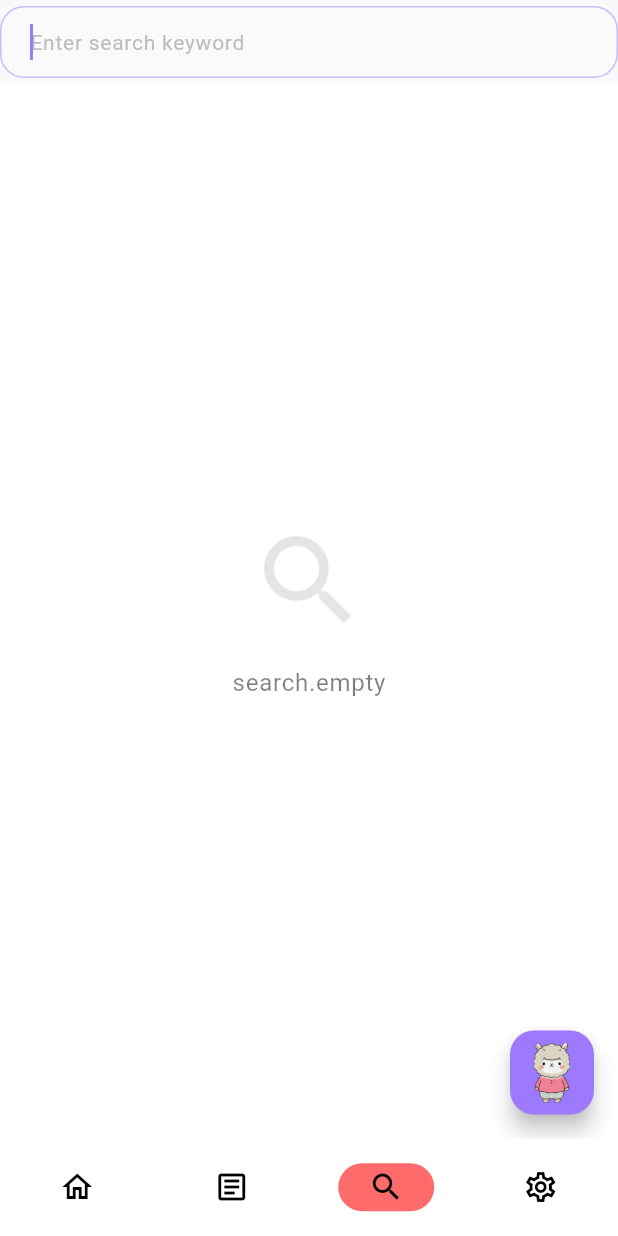
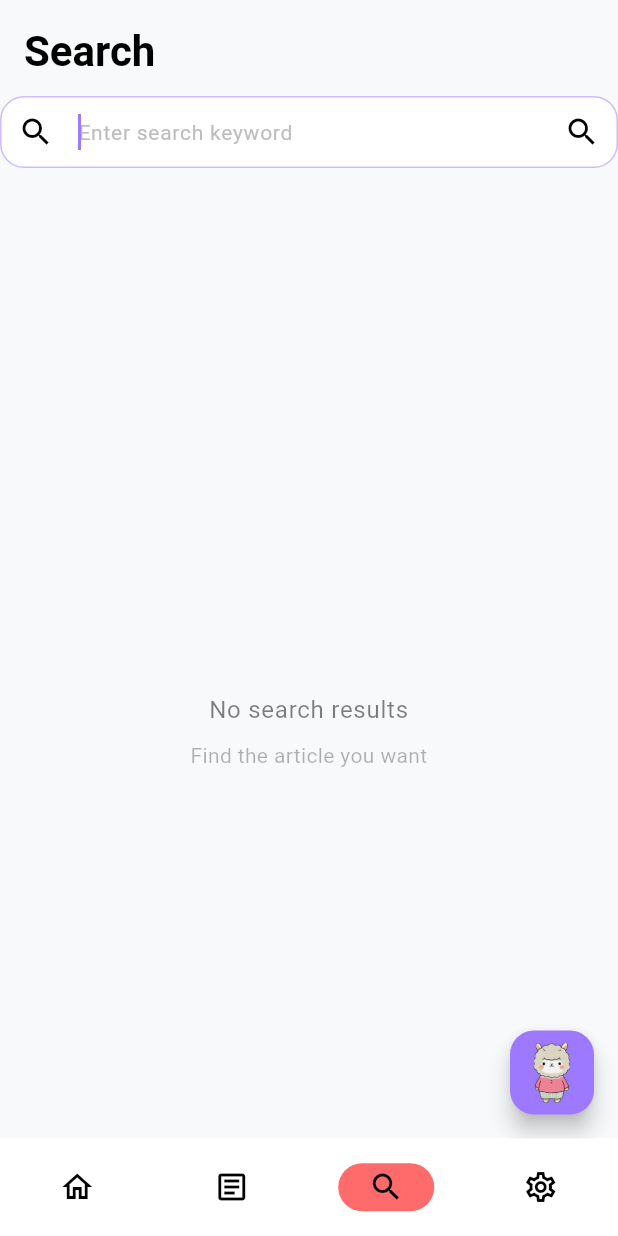
Before and after one commit to sendminder/pacapaca, a Flutter app: the HomePage screen opened by its route, after a tap on the "settings" icon, on a phone screen of 412 x 824 dp. Run offline on Flutter 3.47's test engine with Material 3 defaults, Android fonts, the phone set to English and light mode, and no system bars; our stand-ins replace dio, easy_localization, firebase_auth, firebase_core, flutter_dotenv, flutter_riverpod and 12 more; accounts and stored records are empty; generated files the repository leaves out were written again; network calls fail; Roboto replaces fonts that are missing (Pretendard); statements that could not run were skipped.

Commit message:
검색 기능 추가

```diff
--- a/assets/translations/en.json
+++ b/assets/translations/en.json
@@ -124,6 +124,8 @@
         "title": "Search",
         "hint": "Enter search keyword",
         "no_results": "No search results",
-        "error": "Failed to search: {}"
+        "error": "Failed to search: {}",
+        "empty": "No search results",
+        "empty_hint": "Find the article you want"
     }
 }
--- a/assets/translations/ko.json
+++ b/assets/translations/ko.json
@@ -124,7 +124,9 @@
     "search": {
         "title": "검색",
         "hint": "검색어를 입력하세요",
-        "no_results": "검색 결과가 없어요",
-        "error": "검색에 실패했어요: {}"
+        "empty": "검색어를 입력해주세요",
+        "empty_hint": "원하는 글을 찾아보세요",
+        "error": "검색에 실패했어요: {}",
+        "no_results": "검색 결과가 없어요"
     }
 }
--- a/lib/pages/search/search_page.dart
+++ b/lib/pages/search/search_page.dart
@@ -2,6 +2,8 @@ import 'package:flutter/material.dart';
 import 'package:flutter_riverpod/flutter_riverpod.dart';
 import 'package:easy_localization/easy_localization.dart';
 import 'package:go_router/go_router.dart';
+import 'package:pacapaca/providers/article_provider.dart';
+import 'package:pacapaca/pages/article/widgets/article_card.dart';
 
 class SearchPage extends ConsumerStatefulWidget {
   const SearchPage({super.key});
@@ -13,56 +15,148 @@ class SearchPage extends ConsumerStatefulWidget {
 class _SearchPageState extends ConsumerState<SearchPage> {
   final _searchController = TextEditingController();
   final _focusNode = FocusNode();
-  bool _isSearching = false;
+  final _scrollController = ScrollController();
+  String _currentQuery = '';
 
   @override
   void initState() {
     super.initState();
-    _focusNode.requestFocus(); // 페이지 진입시 자동으로 키보드 표시
+    _focusNode.requestFocus();
+    _scrollController.addListener(_onScroll);
+  }
+
+  void _onScroll() {
+    if (_scrollController.position.pixels >=
+        _scrollController.position.maxScrollExtent - 200) {
+      ref
+          .read(articleSearchProvider(_currentQuery).notifier)
+          .loadMore(_currentQuery);
+    }
+  }
+
+  void _onSearch(String query) {
+    if (query.trim().isEmpty) return;
+    setState(() {
+      _currentQuery = query.trim();
+    });
+    _focusNode.unfocus();
   }
 
   @override
   Widget build(BuildContext context) {
+    final searchResults = ref.watch(articleSearchProvider(_currentQuery));
+
     return Scaffold(
       appBar: AppBar(
         titleSpacing: 0,
-        title: TextField(
+        automaticallyImplyLeading: false,
+        toolbarHeight: 120,
+        title: Column(
+          crossAxisAlignment: CrossAxisAlignment.start,
+          children: [
+            Padding(
+              padding: const EdgeInsets.only(left: 16, top: 8, bottom: 12),
+              child: Text(
+                'search.title'.tr(),
+                style: Theme.of(context).textTheme.headlineMedium?.copyWith(
+                      fontWeight: FontWeight.bold,
+                    ),
+              ),
+            ),
+            TextField(
               controller: _searchController,
               focusNode: _focusNode,
+              textInputAction: TextInputAction.search,
+              style: const TextStyle(fontSize: 16),
               decoration: InputDecoration(
                 hintText: 'search.hint'.tr(),
-            border: InputBorder.none,
-            contentPadding: const EdgeInsets.symmetric(horizontal: 16),
-            suffixIcon: _searchController.text.isNotEmpty
-                ? IconButton(
+                filled: true,
+                fillColor: Theme.of(context).colorScheme.surface,
+                border: OutlineInputBorder(
+                  borderRadius: BorderRadius.circular(12),
+                  borderSide: BorderSide.none,
+                ),
+                contentPadding: const EdgeInsets.symmetric(
+                  horizontal: 16,
+                  vertical: 12,
+                ),
+                prefixIcon: const Icon(Icons.search),
+                suffixIcon: Row(
+                  mainAxisSize: MainAxisSize.min,
+                  children: [
+                    if (_searchController.text.isNotEmpty)
+                      IconButton(
                         icon: const Icon(Icons.clear),
                         onPressed: () {
                           _searchController.clear();
                           setState(() {
-                        _isSearching = false;
+                            _currentQuery = '';
                           });
                         },
-                  )
-                : null,
                       ),
-          onSubmitted: (value) {
-            if (value.isNotEmpty) {
-              setState(() {
-                _isSearching = true;
-              });
-              // TODO: 검색 기능 구현
-            }
-          },
+                    IconButton(
+                      icon: const Icon(Icons.search),
+                      onPressed: () => _onSearch(_searchController.text),
+                    ),
+                  ],
                 ),
               ),
-      body: _isSearching
-          ? const Center(child: Text('검색 결과 구현 예정'))
-          : Center(
+              onSubmitted: _onSearch,
+            ),
+          ],
+        ),
+      ),
+      backgroundColor: Theme.of(context).colorScheme.background,
+      body: searchResults.when(
+        data: (articles) {
+          if (_currentQuery.isEmpty) {
+            return Center(
+              child: Padding(
+                padding: const EdgeInsets.symmetric(horizontal: 32),
                 child: Column(
                   mainAxisAlignment: MainAxisAlignment.center,
                   children: [
                     Icon(
                       Icons.search,
+                      size: 80,
+                      color:
+                          Theme.of(context).colorScheme.surface.withAlpha(10),
+                    ),
+                    const SizedBox(height: 16),
+                    Text(
+                      'search.empty'.tr(),
+                      textAlign: TextAlign.center,
+                      style: Theme.of(context).textTheme.bodyLarge?.copyWith(
+                            color: Theme.of(context)
+                                .colorScheme
+                                .onBackground
+                                .withOpacity(0.5),
+                          ),
+                    ),
+                    const SizedBox(height: 8),
+                    Text(
+                      'search.empty_hint'.tr(),
+                      textAlign: TextAlign.center,
+                      style: Theme.of(context).textTheme.bodyMedium?.copyWith(
+                            color: Theme.of(context)
+                                .colorScheme
+                                .onBackground
+                                .withOpacity(0.3),
+                          ),
+                    ),
+                  ],
+                ),
+              ),
+            );
+          }
+
+          if (articles == null || articles.isEmpty) {
+            return Center(
+              child: Column(
+                mainAxisAlignment: MainAxisAlignment.center,
+                children: [
+                  Icon(
+                    Icons.search_off,
                     size: 80,
                     color: Theme.of(context)
                         .colorScheme
@@ -71,7 +165,7 @@ class _SearchPageState extends ConsumerState<SearchPage> {
                   ),
                   const SizedBox(height: 16),
                   Text(
-                    'search.empty'.tr(),
+                    'search.no_results'.tr(),
                     style: Theme.of(context).textTheme.bodyLarge?.copyWith(
                           color: Theme.of(context)
                               .colorScheme
@@ -80,6 +174,48 @@ class _SearchPageState extends ConsumerState<SearchPage> {
                         ),
                   ),
                 ],
+              ),
+            );
+          }
+
+          return RefreshIndicator(
+            onRefresh: () async {
+              ref
+                  .read(articleSearchProvider(_currentQuery).notifier)
+                  .refresh(_currentQuery);
+            },
+            child: ListView.builder(
+              controller: _scrollController,
+              padding: const EdgeInsets.only(top: 8),
+              itemCount: articles.length,
+              itemBuilder: (context, index) {
+                final article = articles[index];
+                return ArticleCard(
+                  article: article,
+                  onToggleLike: (articleId) async {
+                    final response = await ref
+                        .read(articleServiceProvider)
+                        .toggleArticleLike(article.id);
+                    if (response != null) {
+                      ref
+                          .read(articleSearchProvider(_currentQuery).notifier)
+                          .updateArticleStatus(
+                            articleId: article.id,
+                            isLiked: response.isLiked,
+                            likeCount: response.likeCount,
+                          );
+                    }
+                  },
+                );
+              },
+            ),
+          );
+        },
+        error: (error, stackTrace) => Center(
+          child: Text('error.common'.tr()),
+        ),
+        loading: () => const Center(
+          child: CircularProgressIndicator(),
         ),
       ),
       floatingActionButton: Column(
@@ -103,6 +239,8 @@ class _SearchPageState extends ConsumerState<SearchPage> {
   void dispose() {
     _searchController.dispose();
     _focusNode.dispose();
+    _scrollController.removeListener(_onScroll);
+    _scrollController.dispose();
     super.dispose();
   }
 }
--- a/lib/providers/article_provider.dart
+++ b/lib/providers/article_provider.dart
@@ -270,3 +270,72 @@ class ArticleEditor extends _$ArticleEditor {
     }
   }
 }
+
+// 게시글 검색 provider
+@riverpod
+class ArticleSearch extends _$ArticleSearch {
+  int? _lastPagingKey; // 마지막으로 요청한 페이징 키 저장
+
+  @override
+  FutureOr<List<ArticleDTO>?> build(String query) async {
+    if (query.isEmpty) return null;
+
+    _lastPagingKey = null; // 초기화
+    final articleService = ref.watch(articleServiceProvider);
+    return articleService.searchArticles(
+      query: query,
+      limit: 20,
+    );
+  }
+
+  Future<void> loadMore(String query) async {
+    if (query.isEmpty) return;
+
+    final currentArticles = state.value ?? [];
+    if (currentArticles.isEmpty) return;
+
+    final lastArticle = currentArticles.last;
+    // 이전과 같은 페이징 키면 요청하지 않음
+    if (lastArticle.id == _lastPagingKey) return;
+
+    try {
+      _lastPagingKey = lastArticle.id; // 현재 페이징 키 저장
+      final articleService = ref.read(articleServiceProvider);
+      final moreArticles = await articleService.searchArticles(
+        query: query,
+        limit: 20,
+        pagingKey: lastArticle.id,
+      );
+
+      if (moreArticles == null || moreArticles.isEmpty) return;
+
+      // 기존 목록에 새로운 항목 추가
+      state = AsyncData([...currentArticles, ...moreArticles]);
+    } catch (e, stack) {
+      state = AsyncError(e, stack);
+    }
+  }
+
+  Future<void> refresh(String query) async {
+    ref.invalidateSelf();
+  }
+
+  void updateArticleStatus({
+    required int articleId,
+    bool? isLiked,
+    int? likeCount,
+  }) {
+    final currentArticles = state.value ?? [];
+    final updatedArticles = currentArticles.map((article) {
+      if (article.id == articleId) {
+        return article.copyWith(
+          isLiked: isLiked ?? article.isLiked,
+          likeCount: likeCount ?? article.likeCount,
+        );
+      }
+      return article;
+    }).toList();
+
+    state = AsyncData(updatedArticles);
+  }
+}
```
Also changed, not shown: lib/models/dto/article_dto.dart (+22 -0 lines), lib/services/article_service.dart (+35 -0 lines), lib/models/dto/article_dto.freezed.dart, lib/models/dto/article_dto.g.dart, lib/providers/article_provider.g.dart. Lines whose indentation alone changed are shown as unchanged.
